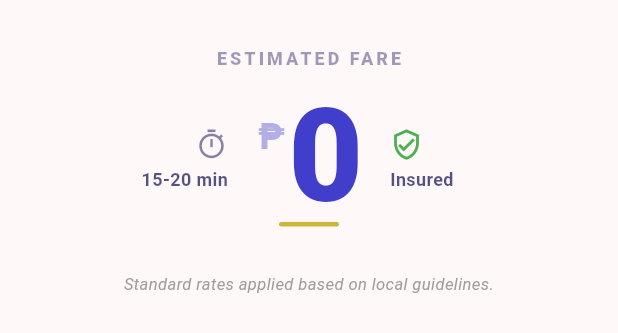
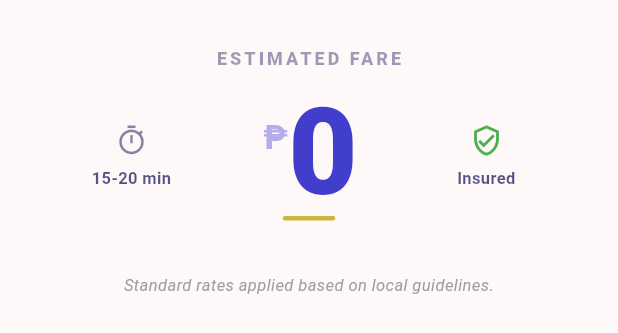
Before and after one commit to reagan13/mati-byahe, a Flutter app: the FareDisplay widget shown alone on an empty page, opened directly with empty values, on a phone screen of 412 x 824 dp. Shown: the top 333 px of the screen. Run offline on Flutter 3.47's test engine with Material 3 defaults, Android fonts, the phone set to English and light mode, and no system bars; our stand-ins replace flutter_dotenv, pin_code_fields, shared_preferences, smooth_page_indicator, sqflite, sqflite_common_ffi and 1 more; accounts and stored records are empty; network calls fail.

```diff
--- a/lib/home/widgets/fare_display.dart
+++ b/lib/home/widgets/fare_display.dart
@@ -24,21 +24,23 @@ class FareDisplay extends StatelessWidget {
         Row(
           crossAxisAlignment: CrossAxisAlignment.center,
           children: [
-            // Left Side: Time Estimate
+            // Left Side: Time Estimate (Centered Icon & Text)
             Expanded(
               child: Column(
-                crossAxisAlignment: CrossAxisAlignment.end,
+                mainAxisSize: MainAxisSize.min,
+                crossAxisAlignment: CrossAxisAlignment.center,
                 children: [
                   Icon(
                     Icons.timer_outlined,
                     size: 22,
                     color: AppColors.darkNavy.withOpacity(0.5),
                   ),
-                  const SizedBox(height: 4),
+                  const SizedBox(height: 6),
                   Text(
                     '15-20 min',
+                    textAlign: TextAlign.center,
                     style: TextStyle(
-                      fontSize: 12,
+                      fontSize: 11,
                       fontWeight: FontWeight.w700,
                       color: AppColors.darkNavy.withOpacity(0.7),
                     ),
@@ -47,31 +49,30 @@ class FareDisplay extends StatelessWidget {
               ),
             ),
 
-            const SizedBox(width: 20),
-
-            // Center: Price
+            // Center: Price Section
             Column(
+              mainAxisSize: MainAxisSize.min,
               children: [
                 Row(
                   mainAxisSize: MainAxisSize.min,
                   crossAxisAlignment: CrossAxisAlignment.start,
                   children: [
                     Padding(
-                      padding: const EdgeInsets.only(top: 12),
+                      padding: const EdgeInsets.only(top: 14),
                       child: Text(
                         '₱',
                         style: TextStyle(
-                          fontSize: 24,
+                          fontSize: 22,
                           fontWeight: FontWeight.w900,
                           color: AppColors.primaryBlue.withOpacity(0.4),
                         ),
                       ),
                     ),
-                    const SizedBox(width: 4),
+                    const SizedBox(width: 2),
                     Text(
                       '${fare.toStringAsFixed(0)}',
                       style: const TextStyle(
-                        fontSize: 86,
+                        fontSize: 80,
                         fontWeight: FontWeight.w900,
                         color: AppColors.primaryBlue,
                         letterSpacing: -4,
@@ -80,9 +81,10 @@ class FareDisplay extends StatelessWidget {
                     ),
                   ],
                 ),
+                const SizedBox(height: 2),
                 Container(
                   height: 3,
-                  width: 40,
+                  width: 35,
                   decoration: BoxDecoration(
                     color: AppColors.primaryYellow,
                     borderRadius: BorderRadius.circular(2),
@@ -91,23 +93,23 @@ class FareDisplay extends StatelessWidget {
               ],
             ),
 
-            const SizedBox(width: 20),
-
-            // Right Side: Insurance Status
+            // Right Side: Insurance Status (Centered Icon & Text)
             Expanded(
               child: Column(
-                crossAxisAlignment: CrossAxisAlignment.start,
+                mainAxisSize: MainAxisSize.min,
+                crossAxisAlignment: CrossAxisAlignment.center,
                 children: [
                   const Icon(
                     Icons.verified_user_outlined,
                     size: 22,
                     color: Color(0xFF4CAF50),
                   ),
-                  const SizedBox(height: 4),
+                  const SizedBox(height: 6),
                   Text(
                     'Insured',
+                    textAlign: TextAlign.center,
                     style: TextStyle(
-                      fontSize: 12,
+                      fontSize: 11,
                       fontWeight: FontWeight.w700,
                       color: AppColors.darkNavy.withOpacity(0.7),
                     ),
@@ -117,7 +119,7 @@ class FareDisplay extends StatelessWidget {
             ),
           ],
         ),
-        const SizedBox(height: 30),
+        const SizedBox(height: 35),
         Text(
           'Standard rates applied based on local guidelines.',
           textAlign: TextAlign.center,
--- a/lib/login/login_screen.dart
+++ b/lib/login/login_screen.dart
@@ -5,7 +5,7 @@ import '../core/constant/app_colors.dart';
 import '../core/database/local_database.dart';
 import 'widgets/login_widgets.dart';
 import '../signup/register_screen.dart';
-import '../home/home_screen.dart';
+import '../navbar/main_navigation.dart'; // Import MainNavigation instead of HomeScreen
 
 class LoginScreen extends StatefulWidget {
   const LoginScreen({super.key});
@@ -101,7 +101,7 @@ class _LoginScreenState extends State<LoginScreen> {
     Navigator.pushReplacement(
       context,
       MaterialPageRoute(
-        builder: (context) => HomeScreen(email: email, role: role),
+        builder: (context) => MainNavigation(email: email, role: role),
       ),
     );
   }
```
Also changed, not shown: lib/home/home_screen.dart (+20 -11 lines), lib/navbar/main_navigation.dart (added, +162 -0 lines).
